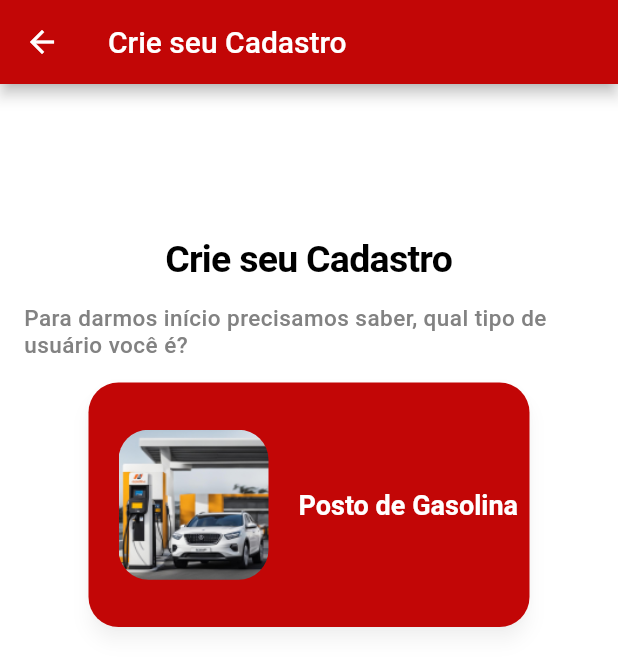
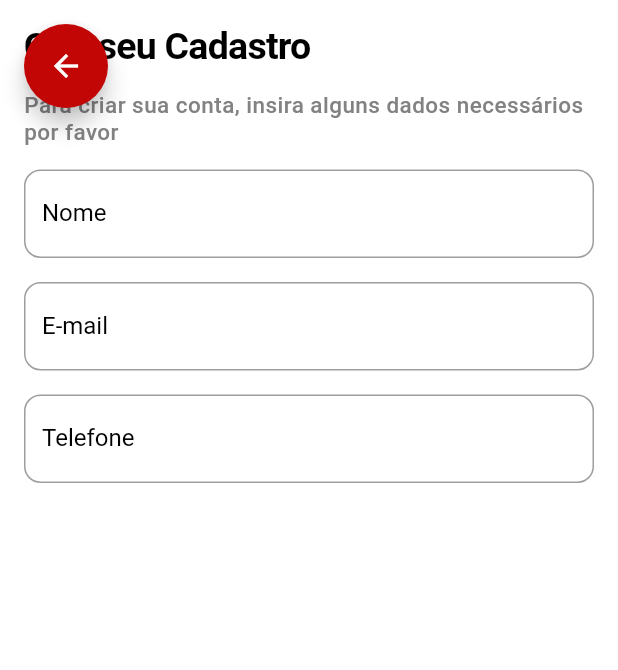
Before and after one commit to Vandrei-rar/tanque-cheio-mobile, a Flutter app: the RegisterPage screen opened directly, after a tap on "Posto de Gasolina", on a phone screen of 412 x 824 dp. Shown: the top 670 px of the screen. Run offline on Flutter 3.47's test engine with Material 2 defaults, Android fonts, the phone set to English and light mode, and no system bars; Roboto replaces fonts that are missing (MADE TOMMY).

Commit message:
Dev. de funcionalides na tela de Login e add novas feactures no tipo de cadastro

```diff
--- a/tanque_cheio/lib/register_page.dart
+++ b/tanque_cheio/lib/register_page.dart
@@ -43,7 +43,7 @@ class RegisterPage extends StatelessWidget {
                   onPressed: () {
                   Navigator.push(
                     context,
-                    MaterialPageRoute(builder: (context) => RegisterPostoPage()),
+                    MaterialPageRoute(builder: (context) => RegistroPosto()),
                   );
                 },
                 style: ElevatedButton.styleFrom(
--- a/tanque_cheio/lib/register_posto.dart
+++ b/tanque_cheio/lib/register_posto.dart
@@ -1,73 +1,90 @@
 import 'package:flutter/material.dart';
-import 'package:tanque_cheio/widgets/cadastro_header.dart';  // Importe o widget criado
 
-class RegisterPostoPage extends StatelessWidget {
+class RegistroPosto extends StatelessWidget {
   @override
   Widget build(BuildContext context) {
     return Scaffold(
-      appBar: AppBar(
-        title: Text('Crie seu Cadastro'),
-        backgroundColor: Color(0xFFC20606),
+      floatingActionButton: Padding(
+        padding: const EdgeInsets.only(top: 16.0),
+        child: FloatingActionButton(
+          onPressed: () {
+            // Implemente a ação de voltar para a tela anterior
+            Navigator.pop(context);
+          },
+          child: Icon(Icons.arrow_back),
+          backgroundColor: Color(0xFFC20606),
+        ),
       ),
-      body: Center(
+      floatingActionButtonLocation: FloatingActionButtonLocation.startTop,
+      body: SafeArea(
         child: Padding(
-          padding: const EdgeInsets.fromLTRB(16.0, 102.0, 16.0, 0.0),
+          padding: const EdgeInsets.all(16.0),
           child: Column(
-            crossAxisAlignment: CrossAxisAlignment.center,
+            crossAxisAlignment: CrossAxisAlignment.start,
             children: [
-              // Utilize o widget CadastroHeader
-              CadastroHeader(
-                title: 'Crie seu Cadastro',
-                description:
-                    'Para darmos início precisamos saber, qual tipo de usuário você é?',
+              Stack(
+                children: [
+                  Padding(
+                    padding: const EdgeInsets.only(bottom: 16.0),  // Adicionando espaço abaixo do texto
+                    child: Text(
+                      'Crie seu Cadastro',
+                      style: TextStyle(
+                        color: Color(0xFF000000),
+                        fontFamily: 'MADE TOMMY',
+                        fontSize: 25.0,
+                        fontStyle: FontStyle.normal,
+                        fontWeight: FontWeight.bold,
+                        letterSpacing: -0.5,
+                      ),
+                    ),
+                  ),
+                ],
+              ),
+              Text(
+                'Para criar sua conta, insira alguns dados necessários por favor',
+                style: TextStyle(
+                  color: Color(0xFF828282),
+                  fontFamily: 'MADE TOMMY',
+                  fontSize: 15.0,
+                  fontStyle: FontStyle.normal,
+                  fontWeight: FontWeight.w500,
+                  letterSpacing: 0.3,
+                ),
               ),
               SizedBox(height: 16.0),
-              ElevatedButton(
-                onPressed: () {
-                  // Implemente a ação para tipo de cadastro "Posto de Gasolina"
-                },
-                style: ElevatedButton.styleFrom(
-                  primary: Color(0xFFC20606),
-                  padding: EdgeInsets.all(0),
-                  minimumSize: Size(294, 163),
-                  shape: RoundedRectangleBorder(
-                    borderRadius: BorderRadius.circular(20.0),
-                  ),
-                  shadowColor: Colors.black.withOpacity(0.25),
-                  elevation: 5.0,
-                ),
-                child: Container(
-                  width: 294,
-                  height: 163,
-                  alignment: Alignment.center,
-                  child: Row(
-                    mainAxisAlignment: MainAxisAlignment.start,
-                    children: [
-                      Padding(
-                        padding: const EdgeInsets.only(left: 20.0),
-                        child: ClipRRect(
-                          borderRadius: BorderRadius.circular(20.0),
-                          child: Image.asset(
-                            'assets/imgs/icone-tipo-posto.png',
-                            height: 100,
-                            width: 100,
-                          ),
-                        ),
-                      ),
-                      SizedBox(width: 20),
-                      Text(
-                        'Posto de Gasolina',
-                        style: TextStyle(
-                          fontSize: 18.0,
-                          fontWeight: FontWeight.bold,
-                        ),
-                      ),
-                    ],
+              TextFormField(
+                style: TextStyle(color: Colors.black),
+                decoration: InputDecoration(
+                  labelText: 'Nome',
+                  labelStyle: TextStyle(color: Colors.black),
+                  border: OutlineInputBorder(
+                    borderRadius: BorderRadius.circular(11.0),
                   ),
                 ),
               ),
               SizedBox(height: 16.0),
-              // Restante do código para o tipo "Condutor"
+              TextFormField(
+                style: TextStyle(color: Colors.black),
+                decoration: InputDecoration(
+                  labelText: 'E-mail',
+                  labelStyle: TextStyle(color: Colors.black),
+                  border: OutlineInputBorder(
+                    borderRadius: BorderRadius.circular(11.0),
+                  ),
+                ),
+              ),
+              SizedBox(height: 16.0),
+              TextFormField(
+                style: TextStyle(color: Colors.black),
+                decoration: InputDecoration(
+                  labelText: 'Telefone',
+                  labelStyle: TextStyle(color: Colors.black),
+                  border: OutlineInputBorder(
+                    borderRadius: BorderRadius.circular(11.0),
+                  ),
+                ),
+                // Adicione aqui a lógica para aplicar a máscara
+              ),
             ],
           ),
         ),
--- a/tanque_cheio/pubspec.yaml
+++ b/tanque_cheio/pubspec.yaml
@@ -63,6 +63,8 @@ flutter:
     - assets/imgs/primeiro.svg
     - assets/imgs/icone-tipo-posto.png
     - assets/imgs/icone-tipo-condutor.png
+    - assets/imgs/google.png
+    - assets/imgs/facebook.png
 
   # To add assets to your application, add an assets section, like this:
   # assets:
```
Also changed, not shown: tanque_cheio/lib/main.dart (+67 -18 lines), tanque_cheio/assets/imgs/facebook.png (added), tanque_cheio/assets/imgs/google.png (added), 21 other files.
